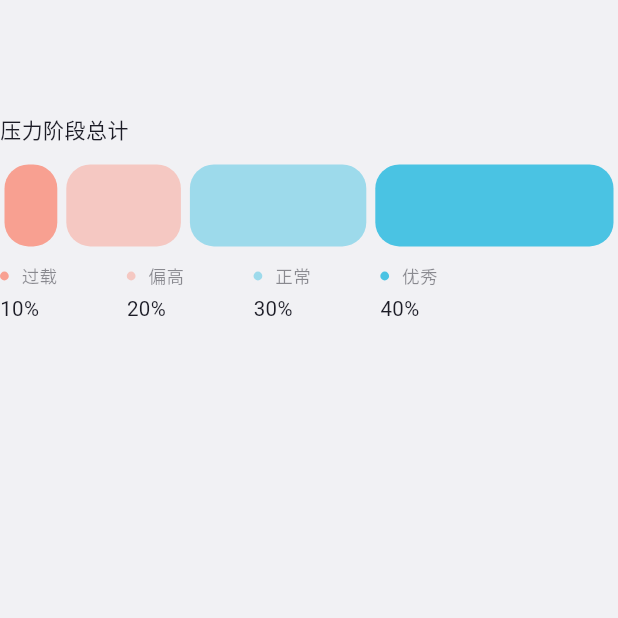
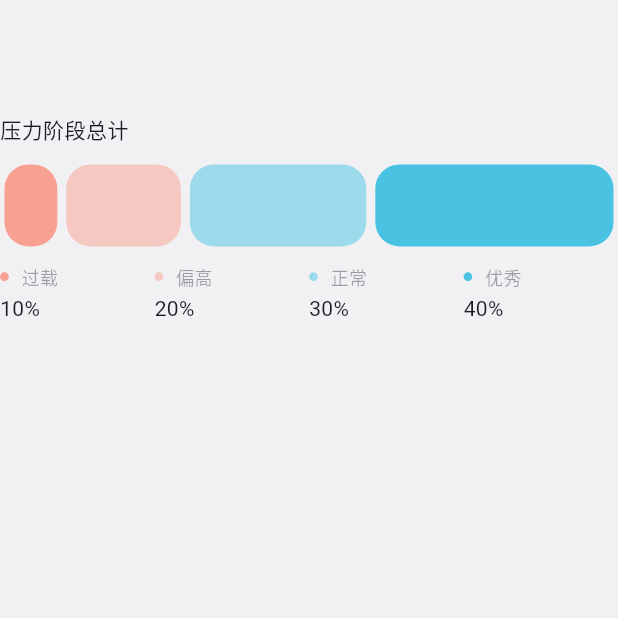
Before and after one commit to hyh19/proportional-distribution-chart, a Flutter app: the screen it shows after launch, on a phone screen of 412 x 824 dp, the top half of it. Run offline on Flutter 3.47's test engine with Material 3 defaults, Android fonts, the phone set to English and light mode, and no system bars; our stand-ins replace cached_network_image, connectivity_plus, flutter_svg, get, shared_preferences; Roboto replaces fonts that are missing (MiSans VF).

Commit message:
重构代码

```diff
--- a/lib/presentation/stress_screen/stress_screen.dart
+++ b/lib/presentation/stress_screen/stress_screen.dart
@@ -30,13 +30,13 @@ class StressScreen extends GetWidget<StressController> {
                   ),
                   ProportionChartItem(
                     percentage: 20,
-                    color: Color(0x80F8A091),
+                    color: Color(0xFFF8A091).withOpacity(0.5),
                     description: "偏高",
                     value: "20%",
                   ),
                   ProportionChartItem(
                     percentage: 30,
-                    color: Color(0x804AC3E3),
+                    color: Color(0xFF4AC3E3).withOpacity(0.5),
                     description: "正常",
                     value: "30%",
                   ),
--- a/lib/presentation/stress_screen/widgets/proportion_chart.dart
+++ b/lib/presentation/stress_screen/widgets/proportion_chart.dart
@@ -11,8 +11,7 @@ class ProportionChart extends StatelessWidget {
 
   @override
   Widget build(BuildContext context) {
-    return Container(
-      child: Column(
+    return Column(
       crossAxisAlignment: CrossAxisAlignment.start,
       mainAxisAlignment: MainAxisAlignment.center,
       children: [
@@ -22,7 +21,6 @@ class ProportionChart extends StatelessWidget {
         SizedBox(height: 12.v),
         _buildDetails()
       ],
-      ),
     );
   }
 
@@ -41,7 +39,7 @@ class ProportionChart extends StatelessWidget {
   }
 
   Widget _buildColors() {
-    return Container(
+    return SizedBox(
       height: 56.v,
       child: Row(
         children: data.items.map((item) {
@@ -74,29 +72,17 @@ class ProportionChart extends StatelessWidget {
   Widget _buildDetails() {
     return SizedBox(
       height: 42.v,
-      child: ListView.separated(
-        padding: EdgeInsets.only(right: 108.h),
-        scrollDirection: Axis.horizontal,
-        separatorBuilder: (context, index) {
-          return SizedBox(
-            width: 30.h,
-          );
-        },
-        itemCount: 4,
-        itemBuilder: (context, index) {
-          return SizedBox(
-            width: 50.h,
-            child: _buildDetailItem(data.items[index]),
-          );
-        },
+      child: Row(
+        mainAxisAlignment: MainAxisAlignment.spaceBetween,
+        children: data.items.map((item) {
+          return Expanded(flex: 1, child: _buildDetailItem(item));
+        }).toList(),
       ),
     );
   }
 
-  SizedBox _buildDetailItem(ProportionChartItem item) {
-    return SizedBox(
-      width: 38.h,
-      child: Column(
+  Widget _buildDetailItem(ProportionChartItem item) {
+    return Column(
       crossAxisAlignment: CrossAxisAlignment.start,
       children: [
         Row(
@@ -119,7 +105,13 @@ class ProportionChart extends StatelessWidget {
               padding: EdgeInsets.only(left: 8.h),
               child: Text(
                 item.description,
-                  style: theme.textTheme.bodySmall,
+                style: TextStyle(
+                  color: Color(0xFF1C1C26).withOpacity(0.4),
+                  fontSize: 12,
+                  fontFamily: 'MiSans VF',
+                  fontWeight: FontWeight.w300,
+                  height: 0,
+                ),
               ),
             )
           ],
@@ -127,10 +119,15 @@ class ProportionChart extends StatelessWidget {
         SizedBox(height: 4.v),
         Text(
           item.value,
-            style: theme.textTheme.bodyMedium,
+          style: TextStyle(
+            color: Color(0xFF1C1C26),
+            fontSize: 14,
+            fontFamily: 'MiSans VF',
+            fontWeight: FontWeight.w400,
+            height: 0,
+          ),
         )
       ],
-      ),
     );
   }
 }
```
Lines whose indentation alone changed are shown as unchanged.
